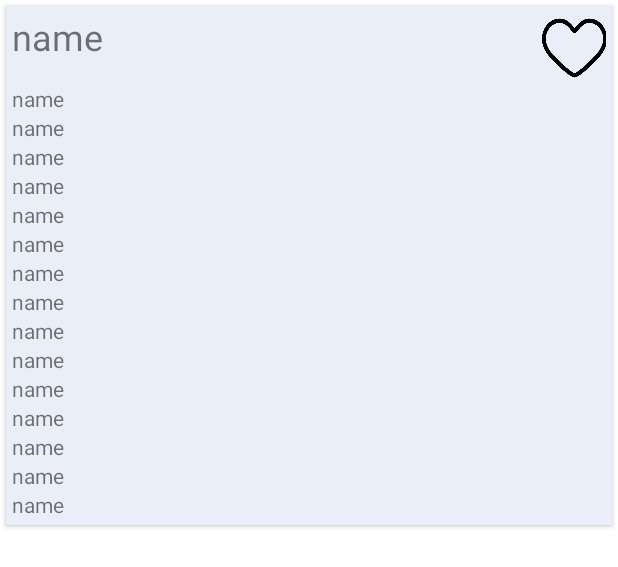
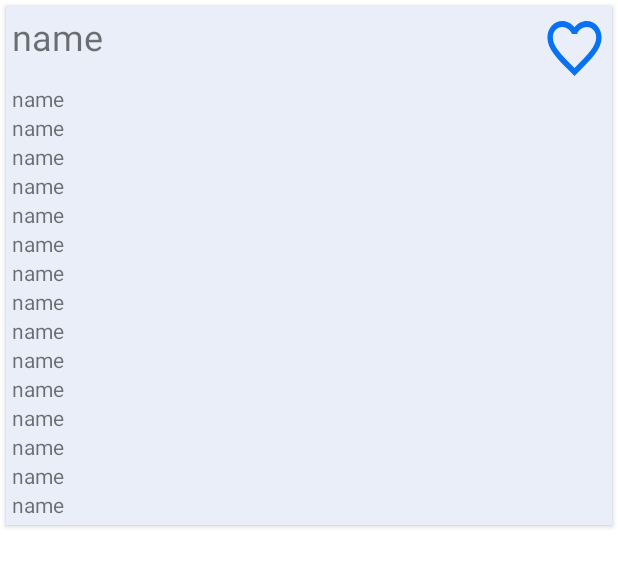
Before and after one commit to Dostonjon8081/ABDigitalText, an Android app: the layout character_rv_item.xml on its own in the app's theme, with its tools: preview values and no code run, on a phone screen of 412 x 824 dp. Shown: the top 567 px of the screen. Run offline under Robolectric (Android 15) with nearby library versions, the phone set to English and light mode, and no system bars.

Commit message:
fav icons_2

```diff
--- a/app/src/main/java/com/example/abdigitaltest/core_fragment/home/CharacterAdapter.kt
+++ b/app/src/main/java/com/example/abdigitaltest/core_fragment/home/CharacterAdapter.kt
@@ -4,6 +4,7 @@ import android.annotation.SuppressLint
 import android.view.LayoutInflater
 import android.view.View
 import android.view.ViewGroup
+import android.widget.ImageView
 import android.widget.TextView
 import androidx.appcompat.widget.AppCompatImageView
 import androidx.recyclerview.widget.RecyclerView
@@ -53,7 +54,7 @@ class CharacterAdapter : RecyclerView.Adapter<CharacterAdapter.VH>() {
         private val created = view.findViewById<TextView>(R.id.rv_item_created)
         private val edited = view.findViewById<TextView>(R.id.rv_item_edited)
         private val url = view.findViewById<TextView>(R.id.rv_item_url)
-        private val favBtn = view.findViewById<AppCompatImageView>(R.id.fav_btn)
+        private val favBtn = view.findViewById<ImageView>(R.id.fav_btn)
 
         @SuppressLint("SetTextI18n")
         fun onBind(resultCharacterDto: ResultCharacterDto,iClickCharacterItem: IClickCharacterItem) {
--- a/app/src/main/res/drawable/fav_selector.xml
+++ b/app/src/main/res/drawable/fav_selector.xml
@@ -1,8 +1,8 @@
 <?xml version="1.0" encoding="utf-8"?>
 <selector xmlns:android="http://schemas.android.com/apk/res/android">
-    <item android:state_checkable="true" android:drawable="@drawable/fav_full" />
-    <item android:state_pressed="true" android:drawable="@drawable/fav_full"/>
-    <item android:state_activated="true" android:drawable="@drawable/fav_full"/>
-    <item android:drawable="@drawable/fav_empty"  />
+    <item android:state_checkable="true" android:drawable="@drawable/ic_fav" />
+    <item android:state_pressed="true" android:drawable="@drawable/ic_fav"/>
+    <item android:state_activated="true" android:drawable="@drawable/ic_fav"/>
+    <item android:drawable="@drawable/ic_fav_empty"  />
 
 </selector>
--- a/app/src/main/res/layout/character_rv_item.xml
+++ b/app/src/main/res/layout/character_rv_item.xml
@@ -24,7 +24,7 @@
             android:textSize="24sp"
             tools:text="name" />
 
-        <androidx.appcompat.widget.AppCompatImageView
+        <ImageView
             android:id="@+id/fav_btn"
             android:layout_width="48dp"
             android:layout_height="48dp"
```
